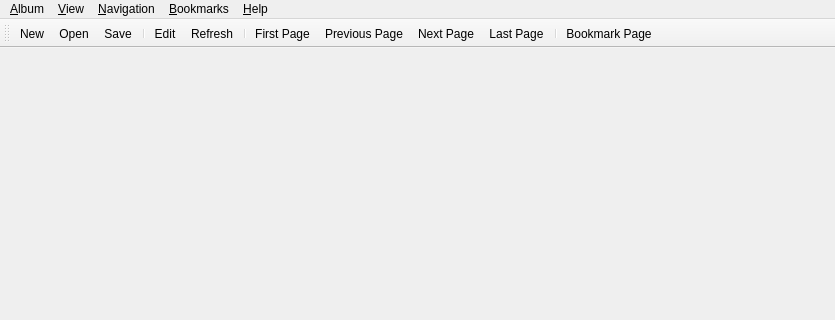
wsmigaj/Cameleon, file src/MainWindow.ui: the form before one commit; both pictures show x 0 to 835 and y 0 to 320 of the 835 by 604 pixel window.
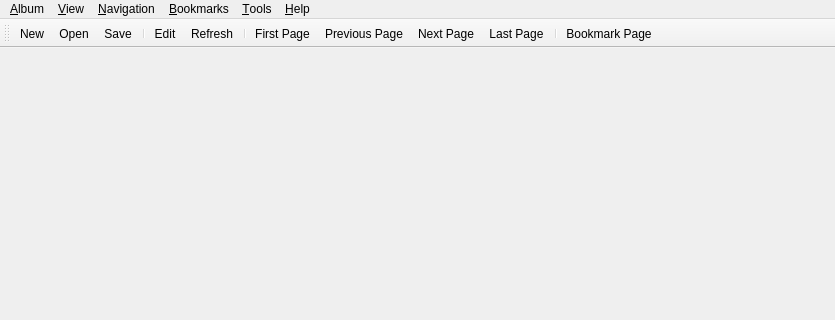
The form after the commit. Custom widgets are drawn as their Qt base class.

Commit message: Add menu items adding and removing an association of the .cml extension with Cameleon (on Windows).

```diff
--- a/src/MainWindow.ui
+++ b/src/MainWindow.ui
@@ -101,10 +101,18 @@
     <addaction name="actionImportBookmarks"/>
     <addaction name="actionExportBookmarks"/>
    </widget>
+   <widget class="QMenu" name="menuTools">
+    <property name="title">
+     <string>&amp;Tools</string>
+    </property>
+    <addaction name="actionRegisterFileType"/>
+    <addaction name="actionUnregisterFileType"/>
+   </widget>
    <addaction name="menuFile"/>
    <addaction name="menuView"/>
    <addaction name="menuNavigation"/>
    <addaction name="menuBookmarks"/>
+   <addaction name="menuTools"/>
    <addaction name="menuHelp"/>
   </widget>
   <widget class="QToolBar" name="mainToolBar">
```
Left out of the diff: 10 changed lines with no effect on the pictures. The commit also changes 3 other files.
